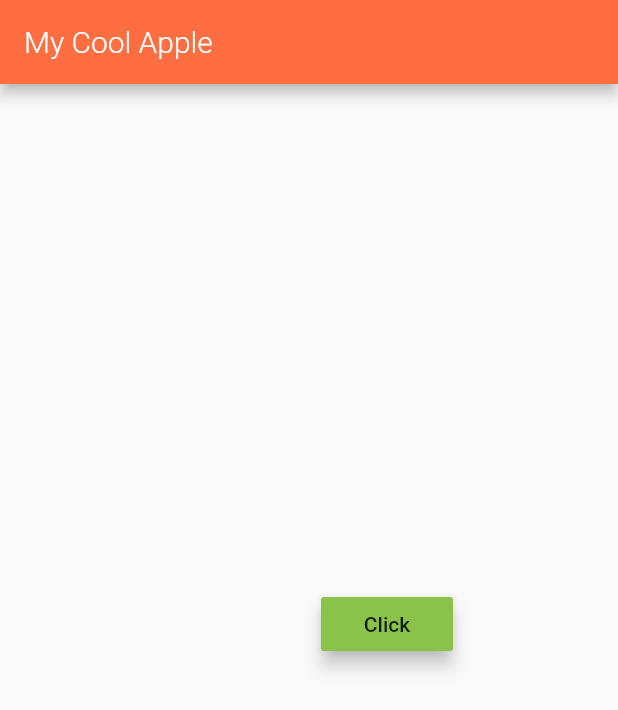
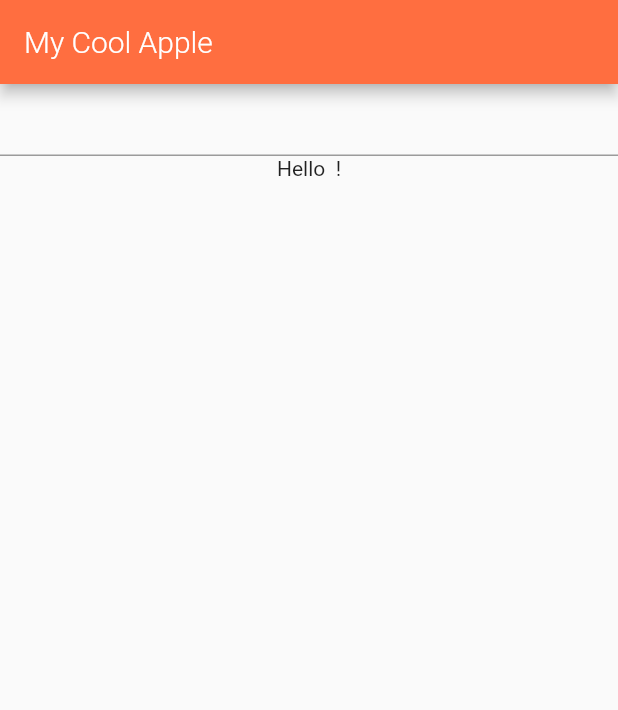
Before and after one commit to Mujib517/flutter-app, a Flutter app: the screen it shows after launch, on a phone screen of 412 x 824 dp. Shown: the top 710 px of the screen. Run offline on Flutter 3.47's test engine with Material 2 defaults, Android fonts, the phone set to English and light mode, and no system bars; Roboto replaces fonts that are missing (Oxygen).

Commit message:
Input Stateful Widget

```diff
--- /dev/null
+++ b/lib/input.dart
@@ -0,0 +1,22 @@
+import 'package:flutter/material.dart';
+
+class Input extends StatefulWidget {
+  State<StatefulWidget> createState() => _InputState();
+}
+
+class _InputState extends State<Input> {
+  String name="";
+
+  Widget build(BuildContext context) {
+    return Container(
+      child: Column(
+        children: <Widget>[
+          TextField(
+            onChanged: (String val) => setState(() => name = val),
+          ),
+          Text('Hello ' + name + ' !')
+        ],
+      ),
+    );
+  }
+}
--- a/lib/main.dart
+++ b/lib/main.dart
@@ -1,5 +1,6 @@
 import 'package:flutter/material.dart';
 import './about.dart';
+import './input.dart';
 
 void main() => runApp(new HelloFlutterApp());
 
@@ -18,6 +19,6 @@ class HelloFlutterApp extends StatelessWidget {
               ),
               backgroundColor: Colors.deepOrangeAccent,
             ),
-            body: About()));
+            body: Input()));
   }
 }
```
